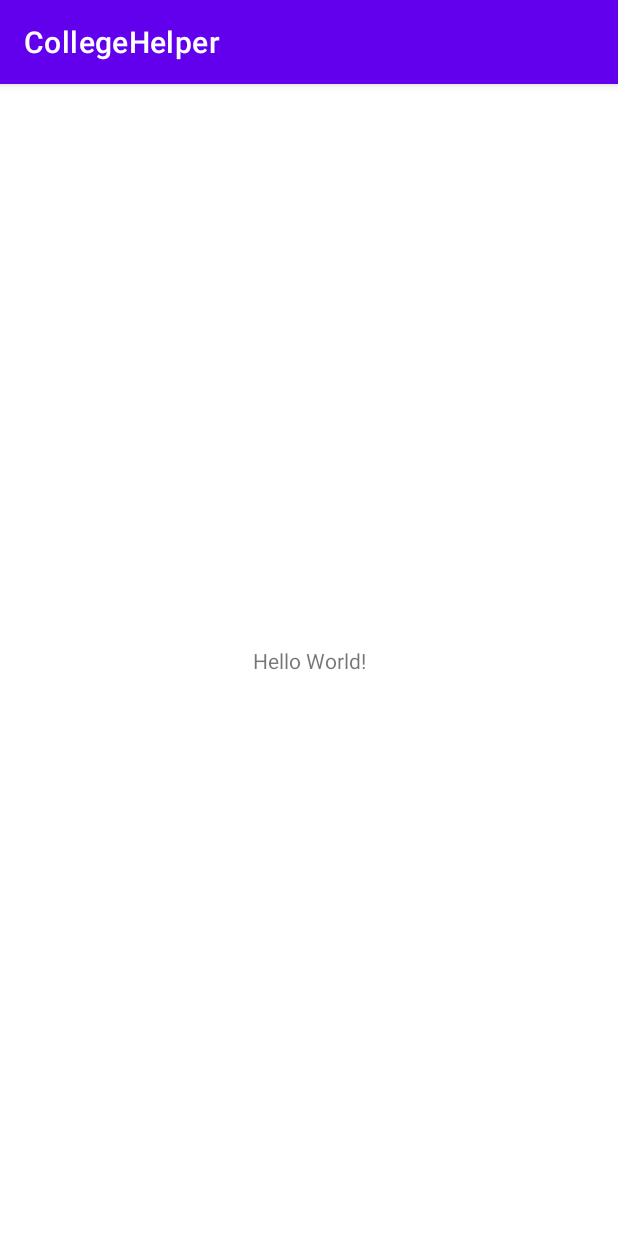
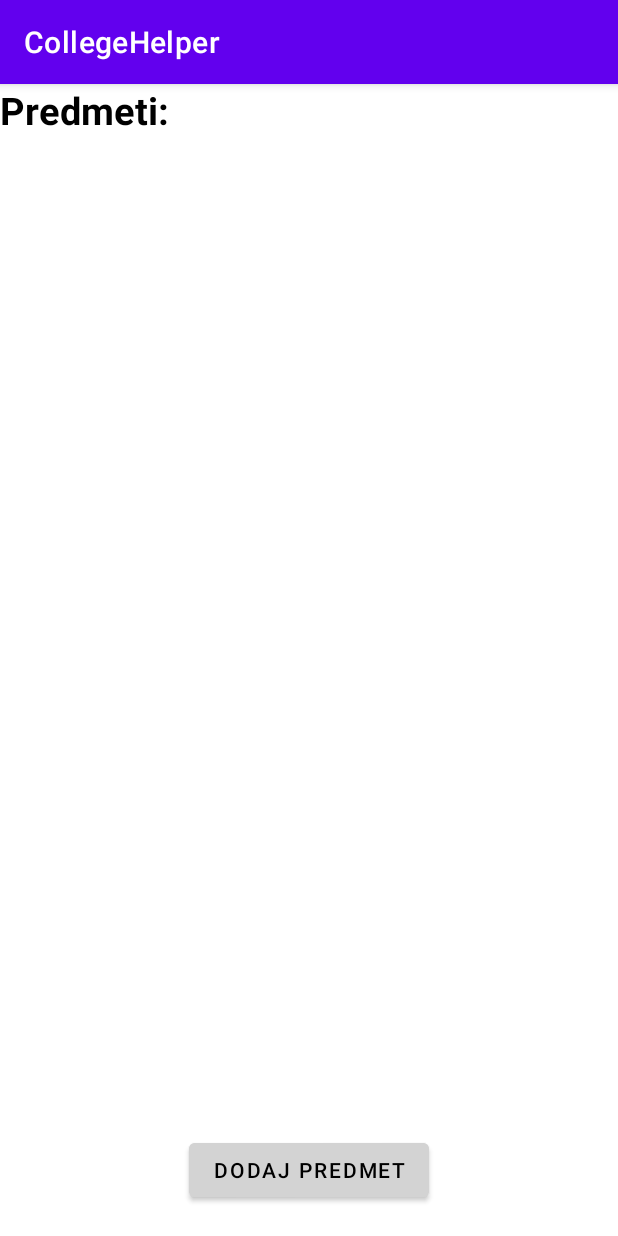
Before and after one commit to D0Mo11/CollegeHelper, an Android app: the screen it shows after launch (MainActivity), on a phone screen of 412 x 824 dp. Run offline under Robolectric (Android 15) with nearby library versions, the phone set to English and light mode, and no system bars.

Commit message:
UI- Added first 2 fragments and navigation between them.

```diff
--- a/app/src/main/AndroidManifest.xml
+++ b/app/src/main/AndroidManifest.xml
@@ -10,7 +10,7 @@
         android:supportsRtl="true"
         android:theme="@style/Theme.CollegeHelper">
         <activity
-            android:name=".MainActivity"
+            android:name=".ui.MainActivity"
             android:exported="true">
             <intent-filter>
                 <action android:name="android.intent.action.MAIN" />
--- a/app/src/main/java/hr/domagoj/dragic99/collegehelper/MainActivity.kt
+++ /dev/null
@@ -1,11 +0,0 @@
-package hr.domagoj.dragic99.collegehelper
-
-import androidx.appcompat.app.AppCompatActivity
-import android.os.Bundle
-
-class MainActivity : AppCompatActivity() {
-    override fun onCreate(savedInstanceState: Bundle?) {
-        super.onCreate(savedInstanceState)
-        setContentView(R.layout.activity_main)
-    }
-}
--- /dev/null
+++ b/app/src/main/java/hr/domagoj/dragic99/collegehelper/ui/MainActivity.kt
@@ -0,0 +1,16 @@
+package hr.domagoj.dragic99.collegehelper.ui
+
+import androidx.appcompat.app.AppCompatActivity
+import android.os.Bundle
+import hr.domagoj.dragic99.collegehelper.databinding.ActivityMainBinding
+
+class MainActivity : AppCompatActivity() {
+
+    lateinit var binding : ActivityMainBinding
+
+    override fun onCreate(savedInstanceState: Bundle?) {
+        super.onCreate(savedInstanceState)
+        binding = ActivityMainBinding.inflate(layoutInflater)
+        setContentView(binding.root)
+    }
+}
--- /dev/null
+++ b/app/src/main/java/hr/domagoj/dragic99/collegehelper/ui/course_overview/CourseOverviewFragment.kt
@@ -0,0 +1,27 @@
+package hr.domagoj.dragic99.collegehelper.ui.course_overview
+
+import android.os.Bundle
+import android.view.LayoutInflater
+import android.view.View
+import android.view.ViewGroup
+import androidx.fragment.app.Fragment
+import androidx.navigation.fragment.findNavController
+import hr.domagoj.dragic99.collegehelper.databinding.FragmentCourseOverviewBinding
+
+class CourseOverviewFragment : Fragment() {
+
+    lateinit var binding : FragmentCourseOverviewBinding
+
+    override fun onCreateView(
+        inflater: LayoutInflater,
+        container: ViewGroup?,
+        savedInstanceState: Bundle?
+    ): View {
+        binding = FragmentCourseOverviewBinding.inflate(layoutInflater, container, false)
+        binding.btnAddCourse.setOnClickListener{
+        val action =CourseOverviewFragmentDirections.actionCourseOverviewFragmentToAddNewCourseFragment()
+        findNavController().navigate(action)
+        }
+        return binding.root
+    }
+}
--- a/app/src/main/res/layout/activity_main.xml
+++ b/app/src/main/res/layout/activity_main.xml
@@ -4,15 +4,14 @@
     xmlns:tools="http://schemas.android.com/tools"
     android:layout_width="match_parent"
     android:layout_height="match_parent"
-    tools:context=".MainActivity">
+    tools:context=".ui.MainActivity">
 
-    <TextView
-        android:layout_width="wrap_content"
-        android:layout_height="wrap_content"
-        android:text="Hello World!"
-        app:layout_constraintBottom_toBottomOf="parent"
-        app:layout_constraintLeft_toLeftOf="parent"
-        app:layout_constraintRight_toRightOf="parent"
-        app:layout_constraintTop_toTopOf="parent" />
 
+    <androidx.fragment.app.FragmentContainerView
+        android:id="@+id/fragmentContainerView"
+        android:name="androidx.navigation.fragment.NavHostFragment"
+        android:layout_width="match_parent"
+        android:layout_height="match_parent"
+        app:defaultNavHost="true"
+        app:navGraph="@navigation/nav_graph" />
 </androidx.constraintlayout.widget.ConstraintLayout>
--- /dev/null
+++ b/app/src/main/res/layout/fragment_course_overview.xml
@@ -0,0 +1,39 @@
+<?xml version="1.0" encoding="utf-8"?>
+<androidx.constraintlayout.widget.ConstraintLayout xmlns:android="http://schemas.android.com/apk/res/android"
+    xmlns:app="http://schemas.android.com/apk/res-auto"
+    android:layout_width="match_parent"
+    android:layout_height="match_parent">
+
+    <TextView
+        android:id="@+id/tvCourses"
+        android:layout_width="wrap_content"
+        android:layout_height="wrap_content"
+        android:text="@string/courses"
+        android:textColor="@color/black"
+        android:textSize="25sp"
+        android:textStyle="bold"
+        app:layout_constraintStart_toStartOf="parent"
+        app:layout_constraintTop_toTopOf="parent" />
+
+    <androidx.recyclerview.widget.RecyclerView
+        android:id="@+id/rv_courses_list"
+        android:layout_width="wrap_content"
+        android:layout_height="wrap_content"
+        android:layout_marginTop="20dp"
+        app:layout_constraintEnd_toEndOf="parent"
+        app:layout_constraintStart_toStartOf="parent"
+        app:layout_constraintTop_toBottomOf="@+id/tvCourses" />
+
+    <Button
+        android:id="@+id/btnAddCourse"
+        android:layout_width="wrap_content"
+        android:layout_height="wrap_content"
+        android:layout_marginBottom="20dp"
+        android:backgroundTint="@color/grey"
+        android:text="@string/btnAddCourse"
+        android:textColor="@color/black"
+        app:layout_constraintBottom_toBottomOf="parent"
+        app:layout_constraintEnd_toEndOf="parent"
+        app:layout_constraintStart_toStartOf="parent" />
+
+</androidx.constraintlayout.widget.ConstraintLayout>
--- /dev/null
+++ b/app/src/main/res/navigation/nav_graph.xml
@@ -0,0 +1,26 @@
+<?xml version="1.0" encoding="utf-8"?>
+<navigation xmlns:android="http://schemas.android.com/apk/res/android"
+    xmlns:app="http://schemas.android.com/apk/res-auto"
+    xmlns:tools="http://schemas.android.com/tools"
+    android:id="@+id/nav_graph"
+    app:startDestination="@id/courseOverviewFragment">
+
+    <fragment
+        tools:layout="@layout/fragment_add_new_course"
+        android:id="@+id/addNewCourseFragment"
+        android:name="hr.domagoj.dragic99.collegehelper.ui.add_new_course.AddNewCourseFragment"
+        android:label="AddNewCourseFragment" >
+        <action
+            android:id="@+id/action_addNewCourseFragment_to_courseOverviewFragment"
+            app:destination="@id/courseOverviewFragment" />
+    </fragment>
+    <fragment
+        tools:layout="@layout/fragment_course_overview"
+        android:id="@+id/courseOverviewFragment"
+        android:name="hr.domagoj.dragic99.collegehelper.ui.course_overview.CourseOverviewFragment"
+        android:label="CourseOverviewFragment" >
+        <action
+            android:id="@+id/action_courseOverviewFragment_to_addNewCourseFragment"
+            app:destination="@id/addNewCourseFragment" />
+    </fragment>
+</navigation>
--- a/app/src/main/res/values/colors.xml
+++ b/app/src/main/res/values/colors.xml
@@ -7,4 +7,6 @@
     <color name="teal_700">#FF018786</color>
     <color name="black">#FF000000</color>
     <color name="white">#FFFFFFFF</color>
+    <color name="grey">#D3D3D3</color>
+    <color name="red">#FF0000</color>
 </resources>
--- a/app/src/main/res/values/strings.xml
+++ b/app/src/main/res/values/strings.xml
@@ -1,3 +1,10 @@
 <resources>
     <string name="app_name">CollegeHelper</string>
+    <string name="courses">Predmeti:</string>
+    <string name="btnAddCourse">DODAJ PREDMET</string>
+    <string name="hint_course_name_input">Unesi naziv predmeta*</string>
+    <string name="hint_course_lecturer_input">Unesi predavača*</string>
+    <string name="hint_course_num_of_absence_input">Unesi maksimalni broj izostanaka*</string>
+    <string name="hint_course_additional_notes_input">Unesi dodatne bilješke</string>
+    <string name="Required">* - Obavezno</string>
 </resources>
```
Also changed, not shown: app/src/main/java/hr/domagoj/dragic99/collegehelper/ui/add_new_course/AddNewCourseFragment.kt (added, +27 -0 lines), app/src/main/res/layout/fragment_add_new_course.xml (added, +93 -0 lines).
